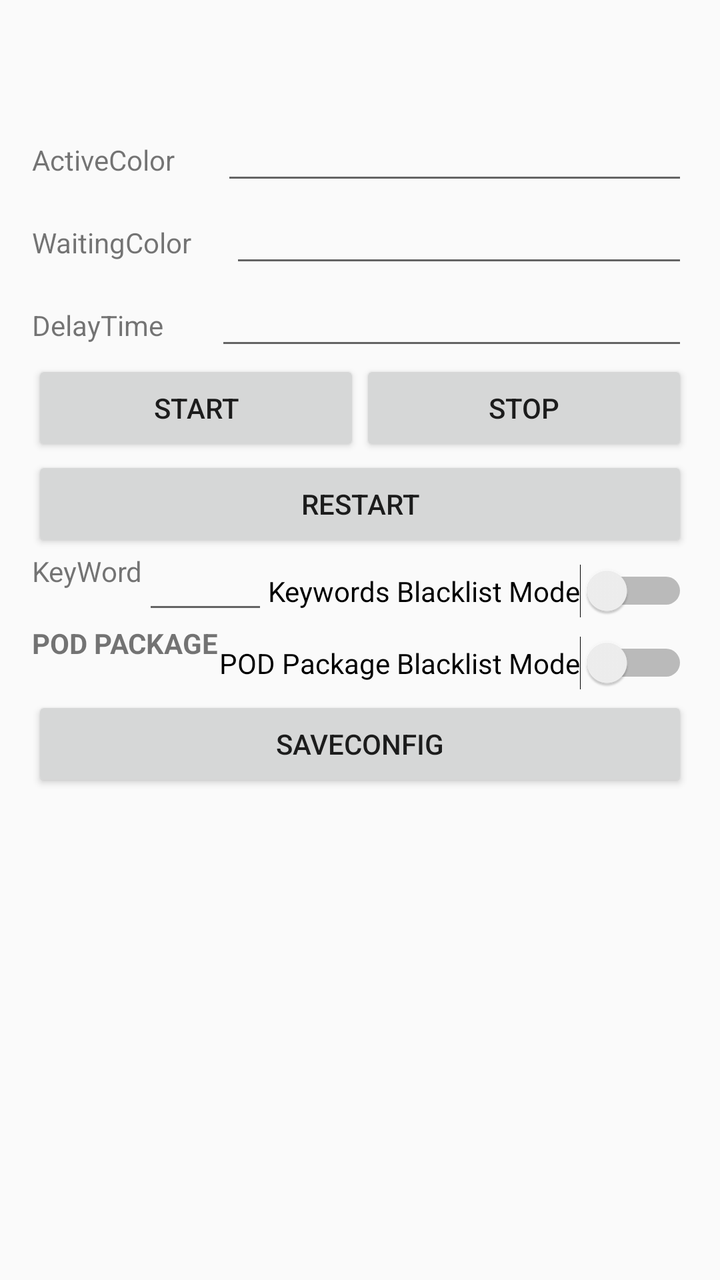
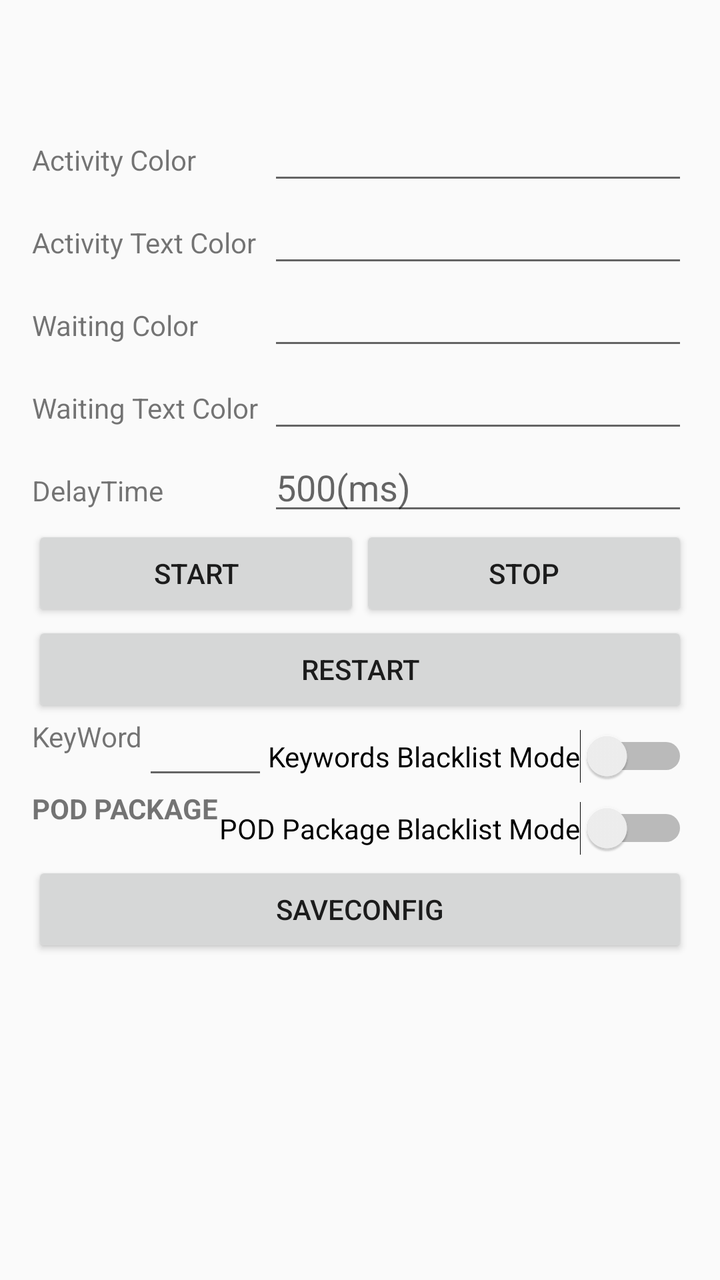

The first picture is an Android layout as it rendered before a commit; the second is the same layout after the commit. The layout source and the unified diff follow.
<!-- AndroidManifest.xml: application theme Theme.AppCompat.DayNight -->
<!-- res/layout/activity_setting.xml -->
<?xml version="1.0" encoding="utf-8"?>
<androidx.constraintlayout.widget.ConstraintLayout xmlns:android="http://schemas.android.com/apk/res/android"
    xmlns:app="http://schemas.android.com/apk/res-auto"
    xmlns:tools="http://schemas.android.com/tools"
    android:layout_width="match_parent"
    android:layout_height="match_parent"
    tools:context=".Setting">

    <LinearLayout
        android:id="@+id/linearLayout"
        android:layout_width="match_parent"
        android:layout_height="wrap_content"
        android:layout_marginStart="16dp"
        android:layout_marginTop="56dp"
        android:layout_marginEnd="16dp"
        android:orientation="vertical"
        app:layout_constraintEnd_toEndOf="parent"
        app:layout_constraintStart_toStartOf="parent"
        app:layout_constraintTop_toTopOf="parent">

        <Space
            android:layout_width="match_parent"
            android:layout_height="wrap_content" />

        <LinearLayout
            android:layout_width="match_parent"
            android:layout_height="match_parent"
            android:orientation="horizontal">

            <TextView
                android:layout_width="wrap_content"
                android:layout_height="wrap_content"
                android:layout_weight="1"
                android:text="@string/ActiveAlpha" />

            <EditText
                android:id="@+id/Et_ActiveAlpha"
                android:layout_width="wrap_content"
                android:layout_height="wrap_content"
                android:layout_weight="1"
                android:ems="10"
                android:inputType="text" />

        </LinearLayout>

        <LinearLayout
            android:layout_width="match_parent"
            android:layout_height="match_parent"
            android:orientation="horizontal">

            <TextView
                android:id="@+id/textView"
                android:layout_width="wrap_content"
                android:layout_height="wrap_content"
                android:layout_weight="1"
                android:text="@string/WaitingAlpha"
                tools:ignore="DuplicateIds" />

            <EditText
                android:id="@+id/Et_WaitingAlpha"
                android:layout_width="wrap_content"
                android:layout_height="wrap_content"
                android:layout_weight="1"
                android:ems="10"
                android:inputType="text" />
        </LinearLayout>

        <LinearLayout
            android:layout_width="match_parent"
            android:layout_height="match_parent"
            android:orientation="horizontal">

            <TextView
                android:layout_width="wrap_content"
                android:layout_height="wrap_content"
                android:layout_weight="1"
                android:text="@string/DelayTime" />

            <EditText
                android:id="@+id/Et_DelayTime"
                android:layout_width="wrap_content"
                android:layout_height="wrap_content"
                android:layout_weight="1"
                android:ems="10"
                android:inputType="text" />

        </LinearLayout>

        <LinearLayout
            android:layout_width="match_parent"
            android:layout_height="match_parent"
            android:layout_weight="1"
            android:orientation="horizontal">

            <Button
                android:id="@+id/Btn_Start"
                android:layout_width="wrap_content"
                android:layout_height="wrap_content"
                android:layout_weight="1"
                android:text="@string/Start" />

            <Button
                android:id="@+id/Btn_Stop"
                android:layout_width="wrap_content"
                android:layout_height="wrap_content"
                android:layout_weight="1"
                android:text="@string/Stop" />

        </LinearLayout>

        <LinearLayout
            android:layout_width="match_parent"
            android:layout_height="match_parent"
            android:orientation="horizontal">

            <Button
                android:id="@+id/Btn_Restart"
                android:layout_width="wrap_content"
                android:layout_height="wrap_content"
                android:layout_weight="1"
                android:text="@string/Restart" />
        </LinearLayout>

    </LinearLayout>

    <LinearLayout
        android:id="@+id/linearLayout2"
        android:layout_width="match_parent"
        android:layout_height="wrap_content"
        android:layout_marginStart="16dp"
        android:layout_marginEnd="16dp"
        android:orientation="vertical"
        app:layout_constraintEnd_toEndOf="parent"
        app:layout_constraintStart_toStartOf="parent"
        app:layout_constraintTop_toBottomOf="@+id/linearLayout">

        <LinearLayout
            android:layout_width="match_parent"
            android:layout_height="match_parent"
            android:orientation="horizontal">

            <TextView
                android:layout_width="wrap_content"
                android:layout_height="match_parent"
                android:text="@string/KeyWord"
                android:textSize="14sp" />

            <EditText
                android:id="@+id/Et_KeyWords"
                android:layout_width="match_parent"
                android:layout_height="wrap_content"
                android:layout_weight="1"
                android:ems="10"
                android:inputType="text"
                android:textAlignment="viewStart"
                android:textSize="14sp" />

            <Switch
                android:id="@+id/Swc_KeywordsBlacklistMode"
                android:layout_width="wrap_content"
                android:layout_height="wrap_content"
                android:layout_weight="0"
                android:text="@string/KwBM" />
        </LinearLayout>

        <LinearLayout
            android:layout_width="match_parent"
            android:layout_height="match_parent"
            android:orientation="horizontal">

            <TextView
                android:id="@+id/Tv_PodPackage"
                android:layout_width="wrap_content"
                android:layout_height="match_parent"
                android:singleLine="false"
                android:text="@string/PodPackage"
                android:textAllCaps="true"
                android:textStyle="bold" />

            <EditText
                android:id="@+id/Et_PodPackage"
                android:layout_width="match_parent"
                android:layout_height="wrap_content"
                android:layout_weight="1"
                android:ems="10"
                android:inputType="text"
                android:textAlignment="viewStart"
                android:textSize="14sp" />

            <Switch
                android:id="@+id/Swc_PodBlacklistMode"
                android:layout_width="wrap_content"
                android:layout_height="wrap_content"
                android:layout_weight="0"
                android:text="@string/PodBM" />

        </LinearLayout>

    </LinearLayout>

    <LinearLayout
        android:layout_width="match_parent"
        android:layout_height="wrap_content"
        android:layout_marginStart="16dp"
        android:layout_marginEnd="16dp"
        android:layout_weight="1"
        android:orientation="horizontal"
        app:layout_constraintEnd_toEndOf="parent"
        app:layout_constraintStart_toStartOf="parent"
        app:layout_constraintTop_toBottomOf="@+id/linearLayout2">

        <Button
            android:id="@+id/Btn_SaveConfig"
            android:layout_width="wrap_content"
            android:layout_height="wrap_content"
            android:layout_weight="1"
            android:text="@string/SaveConfig" />

    </LinearLayout>

</androidx.constraintlayout.widget.ConstraintLayout>
<!-- resources referenced by this layout -->
<resources>
  <string name="ActiveAlpha">ActiveColor</string>
  <string name="DelayTime">DelayTime</string>
  <string name="KeyWord">KeyWord</string>
  <string name="KwBM">Keywords Blacklist Mode</string>
  <string name="PodBM">POD Package Blacklist Mode</string>
  <string name="PodPackage">POD Package</string>
  <string name="Restart">Restart</string>
  <string name="SaveConfig">SaveConfig</string>
  <string name="Start">Start</string>
  <string name="Stop">Stop</string>
  <string name="WaitingAlpha">WaitingColor</string>
</resources>

<!-- the commit's change to res/layout/activity_setting.xml (unified diff, before → after) -->
@@ -28,19 +28,40 @@
             android:orientation="horizontal">
 
             <TextView
-                android:layout_width="wrap_content"
-                android:layout_height="wrap_content"
-                android:layout_weight="1"
-                android:text="@string/ActiveAlpha" />
-
-            <EditText
-                android:id="@+id/Et_ActiveAlpha"
-                android:layout_width="wrap_content"
-                android:layout_height="wrap_content"
-                android:layout_weight="1"
-                android:ems="10"
-                android:inputType="text" />
-
+                android:layout_width="match_parent"
+                android:layout_height="wrap_content"
+                android:layout_weight="1"
+                android:text="@string/ActivityColor" />
+
+            <EditText
+                android:id="@+id/Et_ActiveColor"
+                android:layout_width="wrap_content"
+                android:layout_height="wrap_content"
+                android:layout_weight="0"
+                android:ems="10"
+                android:inputType="text" />
+
+        </LinearLayout>
+
+        <LinearLayout
+            android:layout_width="match_parent"
+            android:layout_height="match_parent"
+            android:orientation="horizontal">
+
+            <TextView
+                android:id="@+id/textView3"
+                android:layout_width="match_parent"
+                android:layout_height="wrap_content"
+                android:layout_weight="1"
+                android:text="@string/ActivityTextColor" />
+
+            <EditText
+                android:id="@+id/Et_ActivityTextColor"
+                android:layout_width="wrap_content"
+                android:layout_height="wrap_content"
+                android:layout_weight="0"
+                android:ems="10"
+                android:inputType="text" />
         </LinearLayout>
 
         <LinearLayout
@@ -50,28 +71,50 @@
 
             <TextView
                 android:id="@+id/textView"
-                android:layout_width="wrap_content"
-                android:layout_height="wrap_content"
-                android:layout_weight="1"
-                android:text="@string/WaitingAlpha"
+                android:layout_width="match_parent"
+                android:layout_height="wrap_content"
+                android:layout_weight="1"
+                android:text="@string/WaitingColor"
                 tools:ignore="DuplicateIds" />
 
             <EditText
-                android:id="@+id/Et_WaitingAlpha"
-                android:layout_width="wrap_content"
-                android:layout_height="wrap_content"
-                android:layout_weight="1"
-                android:ems="10"
-                android:inputType="text" />
-        </LinearLayout>
-
-        <LinearLayout
-            android:layout_width="match_parent"
-            android:layout_height="match_parent"
-            android:orientation="horizontal">
-
-            <TextView
-                android:layout_width="wrap_content"
+                android:id="@+id/Et_WaitingColor"
+                android:layout_width="wrap_content"
+                android:layout_height="wrap_content"
+                android:layout_weight="0"
+                android:ems="10"
+                android:inputType="text" />
+
+        </LinearLayout>
+
+        <LinearLayout
+            android:layout_width="match_parent"
+            android:layout_height="match_parent"
+            android:orientation="horizontal">
+
+            <TextView
+                android:id="@+id/textView4"
+                android:layout_width="match_parent"
+                android:layout_height="wrap_content"
+                android:layout_weight="1"
+                android:text="@string/WaitingTextColor" />
+
+            <EditText
+                android:id="@+id/Et_WaitingTextColor"
+                android:layout_width="wrap_content"
+                android:layout_height="wrap_content"
+                android:layout_weight="0"
+                android:ems="10"
+                android:inputType="text" />
+        </LinearLayout>
+
+        <LinearLayout
+            android:layout_width="match_parent"
+            android:layout_height="match_parent"
+            android:orientation="horizontal">
+
+            <TextView
+                android:layout_width="match_parent"
                 android:layout_height="wrap_content"
                 android:layout_weight="1"
                 android:text="@string/DelayTime" />
@@ -80,9 +123,10 @@
                 android:id="@+id/Et_DelayTime"
                 android:layout_width="wrap_content"
                 android:layout_height="wrap_content"
-                android:layout_weight="1"
-                android:ems="10"
-                android:inputType="text" />
+                android:layout_weight="0"
+                android:ems="10"
+                android:hint="500(ms)"
+                android:inputType="number" />
 
         </LinearLayout>
 
<!-- resource entries referenced after the edit -->
@@ -1,6 +1,7 @@
 <!-- resources referenced by this layout -->
 <resources>
-  <string name="ActiveAlpha">ActiveColor</string>
+  <string name="ActivityColor">Activity Color</string>
+  <string name="ActivityTextColor">Activity Text Color</string>
   <string name="DelayTime">DelayTime</string>
   <string name="KeyWord">KeyWord</string>
   <string name="KwBM">Keywords Blacklist Mode</string>
@@ -10,6 +11,7 @@
   <string name="SaveConfig">SaveConfig</string>
   <string name="Start">Start</string>
   <string name="Stop">Stop</string>
-  <string name="WaitingAlpha">WaitingColor</string>
+  <string name="WaitingColor">Waiting Color</string>
+  <string name="WaitingTextColor">Waiting Text Color</string>
 </resources>
 
